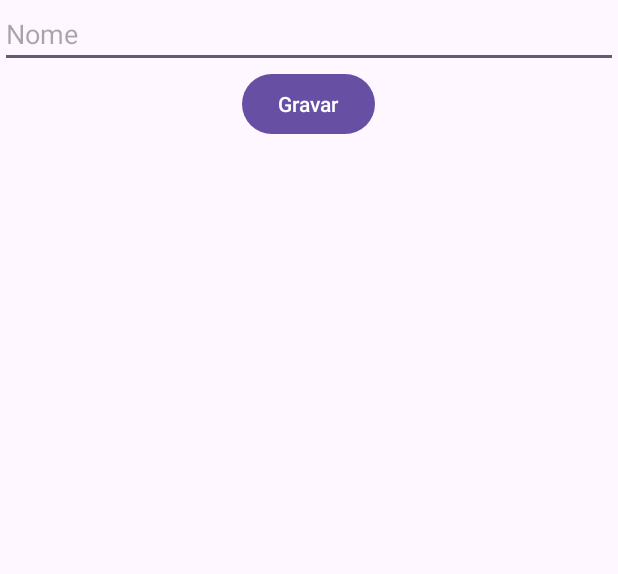
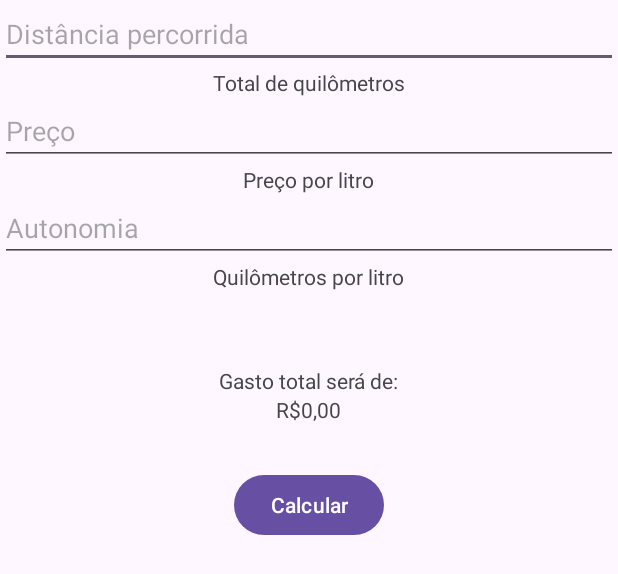
Before and after one commit to Felipinho5/app-combustivel, an Android app: the layout activity_main.xml on its own in the app's theme, with its tools: preview values and no code run, on a phone screen of 412 x 824 dp. Shown: the top 574 px of the screen. Run offline under Robolectric (Android 15) with nearby library versions, the phone set to English and light mode, and no system bars.

Commit message:
Cálculo funcionando

```diff
--- a/app/src/main/java/com/example/primeiroapp/MainActivity.kt
+++ b/app/src/main/java/com/example/primeiroapp/MainActivity.kt
@@ -18,7 +18,7 @@ class MainActivity : AppCompatActivity(), View.OnClickListener {
         binding = ActivityMainBinding.inflate(layoutInflater)
         setContentView(binding.root)
 
-        binding.gravar.setOnClickListener(this)
+        binding.calcular.setOnClickListener(this)
 
         ViewCompat.setOnApplyWindowInsetsListener(findViewById(R.id.main)) { v, insets ->
             val systemBars = insets.getInsets(WindowInsetsCompat.Type.systemBars())
@@ -28,8 +28,21 @@ class MainActivity : AppCompatActivity(), View.OnClickListener {
     }
 
     override fun onClick(view: View) {
-        if (view.id == R.id.gravar) {
-            binding.resposta.text = "Foi clicado"
+        if (view.id == R.id.calcular) {
+            btnCalcular()
+        }
+    }
+
+    fun btnCalcular() {
+        try {
+            val distanciaPercorrida = binding.editDistanciaPercorrida.text.toString().toDouble()
+            val preco = binding.editPreco.text.toString().toDouble()
+            val autonomia = binding.editAutonomia.text.toString().toDouble()
+
+            val gasto = distanciaPercorrida / autonomia * preco
+            binding.gasto.text = "R$%.2f".format(gasto)
+        } catch (e: Exception) {
+            binding.gasto.text = "Por favor, insira apenas números válidos."
         }
     }
 }
--- a/app/src/main/res/layout/activity_main.xml
+++ b/app/src/main/res/layout/activity_main.xml
@@ -9,28 +9,62 @@
     tools:context=".MainActivity">
 
     <EditText
-        android:id="@+id/edit_nome"
+        android:id="@+id/edit_distancia_percorrida"
         android:layout_width="match_parent"
         android:layout_height="wrap_content"
-        android:hint="Nome" />
+        android:hint="Distância percorrida" />
 
-<!--    <EditText-->
-<!--        android:id="@+id/edit_celular"-->
-<!--        android:layout_width="match_parent"-->
-<!--        android:layout_height="wrap_content"-->
-<!--        android:hint="Celular" />-->
-
-    <Button
-        android:id="@+id/gravar"
+    <TextView
         android:layout_width="wrap_content"
         android:layout_height="wrap_content"
         android:layout_gravity="center_horizontal"
-        android:text="Gravar" />
+        android:text="Total de quilômetros" />
+
+    <EditText
+        android:id="@+id/edit_preco"
+        android:layout_width="match_parent"
+        android:layout_height="wrap_content"
+        android:hint="Preço" />
+
+    <TextView
+        android:layout_width="wrap_content"
+        android:layout_height="wrap_content"
+        android:layout_gravity="center_horizontal"
+        android:text="Preço por litro" />
+
+    <EditText
+        android:id="@+id/edit_autonomia"
+        android:layout_width="match_parent"
+        android:layout_height="wrap_content"
+        android:hint="Autonomia" />
+
+    <TextView
+        android:layout_width="wrap_content"
+        android:layout_height="wrap_content"
+        android:layout_gravity="center_horizontal"
+        android:text="Quilômetros por litro" />
 
     <TextView
         android:id="@+id/resposta"
         android:layout_width="wrap_content"
         android:layout_height="wrap_content"
         android:layout_gravity="center_horizontal"
-        android:layout_marginTop="30dp" />
+        android:layout_marginTop="50dp"
+        android:text="Gasto total será de:" />
+
+    <TextView
+        android:id="@+id/gasto"
+        android:layout_width="wrap_content"
+        android:layout_height="wrap_content"
+        android:layout_gravity="center_horizontal"
+        android:text="R$0,00" />
+
+    <Button
+        android:id="@+id/calcular"
+        android:layout_width="wrap_content"
+        android:layout_height="wrap_content"
+        android:layout_gravity="center_horizontal"
+        android:layout_marginTop="30dp"
+        android:text="Calcular" />
+
 </LinearLayout>
```
